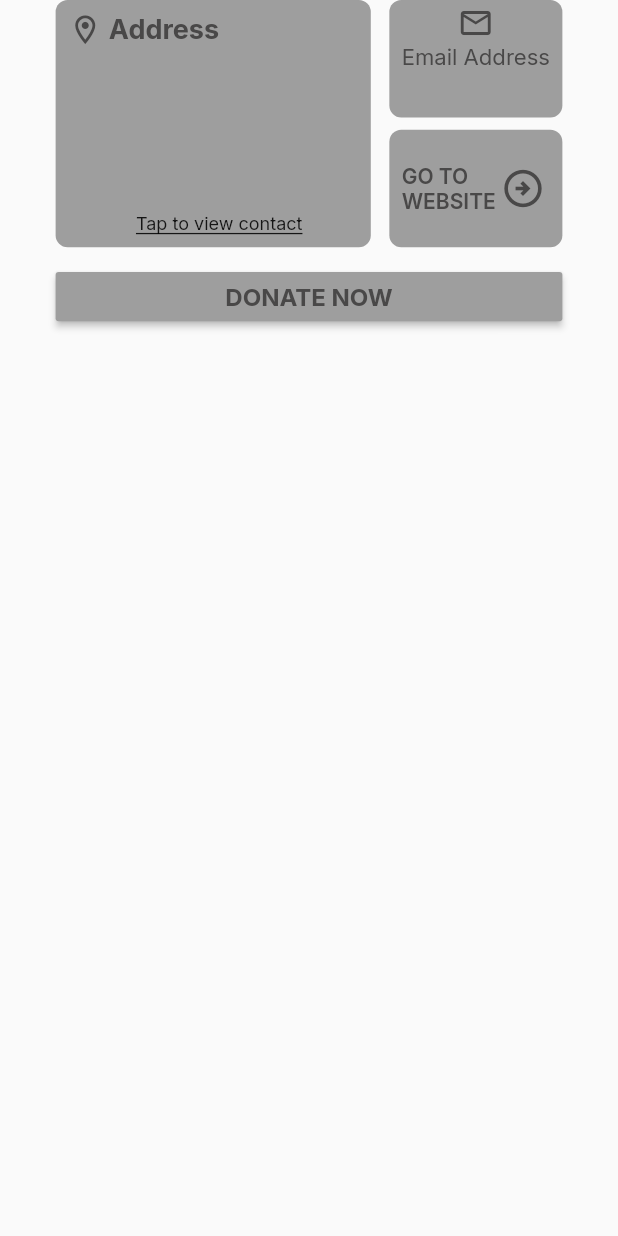
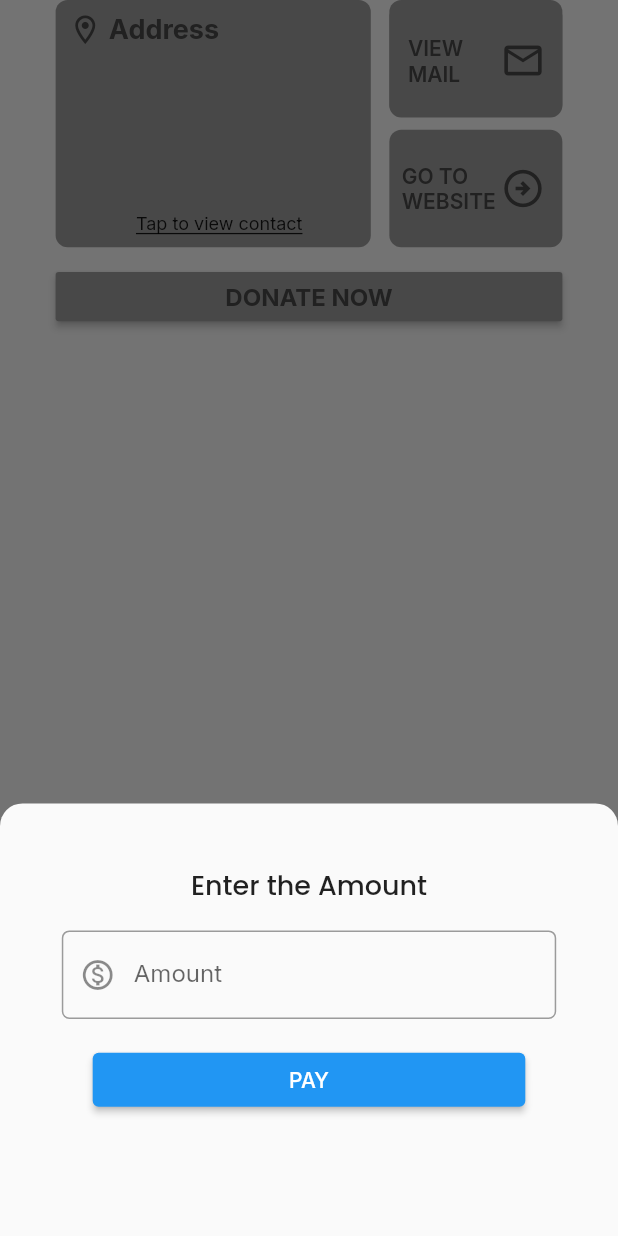
Before and after one commit to Sparsh-R17/Climate-Fintech-App, a Flutter app: the CompanyInfo widget shown alone on an empty page, opened directly with empty values, after a tap on "DONATE NOW", on a phone screen of 412 x 824 dp. Run offline on Flutter 3.47's test engine with Material 2 defaults, Android fonts, the phone set to English and light mode, and no system bars; our stand-ins replace carousel_slider, firebase_auth, firebase_core, flutter_svg, google_fonts, syncfusion_flutter_charts; accounts and stored records are empty; network calls fail.

Commit message:
PaymentBottomSheet Added

```diff
--- a/lib/main.dart
+++ b/lib/main.dart
@@ -4,6 +4,7 @@ import 'package:flutter/services.dart';
 import 'package:google_fonts/google_fonts.dart';
 import 'package:provider/provider.dart';
 
+import 'config/colors.dart';
 import 'providers/disaster_provider.dart';
 
 import '/models/donation.dart';
@@ -48,6 +49,9 @@ class MyApp extends StatelessWidget {
       child: MaterialApp(
         title: 'CFA',
         theme: ThemeData(
+          appBarTheme: const AppBarTheme(
+            backgroundColor: AppColor.iconBrown,
+          ),
           textTheme: GoogleFonts.interTextTheme(
             Theme.of(context).textTheme,
           ),
@@ -61,7 +65,7 @@ class MyApp extends StatelessWidget {
           TabsScreen.routeName: (context) => const TabsScreen(),
           CompanyList.routeName: (context) => const CompanyList(),
           CompanyInfoScreen.routeName: (context) => const CompanyInfoScreen(),
-          PaymentPage.routeName: (context) => PaymentPage(),
+          PaymentPage.routeName: (context) => const PaymentPage(),
         },
       ),
     );
--- a/lib/screens/company_info_screen.dart
+++ b/lib/screens/company_info_screen.dart
@@ -28,6 +28,7 @@ class _CompanyInfoScreenState extends State<CompanyInfoScreen> {
     final pageHeight = MediaQuery.of(context).size.height;
     final pageWidth = MediaQuery.of(context).size.width;
     return Scaffold(
+      resizeToAvoidBottomInset: false,
       backgroundColor: displayedCompaniesDetails![0].color,
       body: SafeArea(
         child: Column(
@@ -41,7 +42,7 @@ class _CompanyInfoScreenState extends State<CompanyInfoScreen> {
                   Navigator.of(context).pop();
                 },
                 color: Colors.white30,
-                textColor: Color.fromARGB(255, 73, 72, 72),
+                textColor: const Color.fromARGB(255, 73, 72, 72),
                 shape: const CircleBorder(),
                 child: const Icon(
                   Icons.close_outlined,
--- a/lib/screens/view_donation_screen.dart
+++ b/lib/screens/view_donation_screen.dart
@@ -42,6 +42,7 @@ class _ViewDonationScreenState extends State<ViewDonationScreen> {
     final donationContainer = Provider.of<DonationProvider>(context);
 
     return Scaffold(
+      resizeToAvoidBottomInset: false,
       appBar: AppBar(
         backgroundColor: AppColor.iconBrown,
         title: const Text('Host Donation'),
--- a/lib/widgets/company_info.dart
+++ b/lib/widgets/company_info.dart
@@ -1,6 +1,6 @@
-// & BackUp Plan
+import 'package:flutter/material.dart';
 
-import 'package:flutter/material.dart';
+import 'payment_bottom_sheet.dart';
 
 class CompanyInfo extends StatefulWidget {
   final Color buttonColor;
@@ -67,38 +67,54 @@ class _CompanyInfoState extends State<CompanyInfo> {
                         SizedBox(
                           height: pageHeight * 0.004,
                         ),
-                        const Icon(
-                          Icons.email_outlined,
-                          color: Color.fromARGB(255, 73, 72, 72),
-                        ),
-                        SizedBox(
-                          height: pageHeight * 0.002,
-                        ),
-                        SizedBox(
-                          width: pageWidth * 0.24,
-                          child: const FittedBox(
-                            fit: BoxFit.fitHeight,
-                            child: Text(
-                              'Email Address',
-                              style: TextStyle(
-                                color: Color.fromARGB(255, 73, 72, 72),
+                        InkWell(
+                          onTap: () {
+                            ScaffoldMessenger.of(context).showSnackBar(
+                              SnackBar(
+                                behavior: SnackBarBehavior.floating,
+                                showCloseIcon: true,
+                                closeIconColor: Colors.white,
+                                content: Text(
+                                  'E-mail :- ${widget.email}',
+                                ),
                               ),
+                            );
+                          },
+                          child: Container(
+                            width: pageWidth * 0.28,
+                            height: pageHeight * 0.09,
+                            decoration: BoxDecoration(
+                              borderRadius: BorderRadius.circular(8),
+                              color: widget.pageColor,
+                            ),
+                            child: Row(
+                              children: [
+                                Container(
+                                  width: pageWidth * 0.16,
+                                  padding: EdgeInsets.only(
+                                    left: pageWidth * 0.01,
+                                  ),
+                                  margin:
+                                      EdgeInsets.only(left: pageWidth * 0.02),
+                                  child: const Text(
+                                    'VIEW MAIL',
+                                    style: TextStyle(
+                                      color: Color.fromARGB(255, 73, 72, 72),
+                                      fontWeight: FontWeight.w600,
+                                    ),
+                                  ),
+                                ),
+                                const Icon(
+                                  Icons.mail_outline,
+                                  color: Color.fromARGB(255, 73, 72, 72),
+                                  size: 30,
+                                ),
+                              ],
                             ),
                           ),
                         ),
                         SizedBox(
                           height: pageHeight * 0.001,
-                        ),
-                        SizedBox(
-                          width: pageWidth * 0.20,
-                          child: FittedBox(
-                            fit: BoxFit.fitHeight,
-                            child: Text(
-                              widget.email,
-                              style: const TextStyle(
-                                  color: Color.fromARGB(255, 73, 72, 72)),
-                            ),
-                          ),
                         ),
                       ],
                     ),
@@ -148,7 +164,21 @@ class _CompanyInfoState extends State<CompanyInfo> {
             width: pageWidth * 0.82,
             height: pageHeight * 0.04,
             child: MaterialButton(
-              onPressed: () {},
+              onPressed: () {
+                showModalBottomSheet(
+                  shape: const RoundedRectangleBorder(
+                    borderRadius: BorderRadius.only(
+                      topLeft: Radius.circular(15),
+                      topRight: Radius.circular(15),
+                    ),
+                  ),
+                  enableDrag: true,
+                  context: context,
+                  builder: (context) {
+                    return const AmountBottomSheet();
+                  },
+                );
+              },
               color: widget.buttonColor,
               textColor: const Color.fromARGB(255, 73, 72, 72),
               child: const Text(
--- /dev/null
+++ b/lib/widgets/payment_bottom_sheet.dart
@@ -0,0 +1,79 @@
+import 'package:flutter/material.dart';
+import 'package:google_fonts/google_fonts.dart';
+
+import '../screens/payment.dart';
+
+class AmountBottomSheet extends StatelessWidget {
+  const AmountBottomSheet({
+    super.key,
+  });
+
+  @override
+  Widget build(BuildContext context) {
+    final amtController = TextEditingController();
+    return SingleChildScrollView(
+      physics: const NeverScrollableScrollPhysics(),
+      child: Container(
+        margin:
+            EdgeInsets.only(bottom: MediaQuery.of(context).viewInsets.bottom),
+        height: MediaQuery.of(context).size.height * 0.35,
+        child: Column(
+          children: [
+            SizedBox(
+              height: MediaQuery.of(context).size.height * 0.05,
+            ),
+            Text(
+              'Enter the Amount',
+              style: GoogleFonts.poppins(
+                fontSize: 18,
+                fontWeight: FontWeight.w500,
+              ),
+            ),
+            Padding(
+              padding: EdgeInsets.symmetric(
+                vertical: MediaQuery.of(context).size.height * 0.02,
+                horizontal: MediaQuery.of(context).size.width * 0.1,
+              ),
+              child: TextField(
+                keyboardType: TextInputType.number,
+                controller: amtController,
+                decoration: InputDecoration(
+                  hintText: 'Enter the Amount',
+                  focusedBorder: OutlineInputBorder(
+                    borderSide: const BorderSide(
+                      color: Colors.blue,
+                    ),
+                    borderRadius: BorderRadius.circular(5),
+                  ),
+                  prefixIcon: const Icon(
+                    Icons.monetization_on_outlined,
+                  ),
+                  label: const Text('Amount'),
+                  border: OutlineInputBorder(
+                    borderRadius: BorderRadius.circular(5),
+                  ),
+                ),
+              ),
+            ),
+            const Spacer(),
+            Container(
+              margin: EdgeInsets.only(
+                bottom: MediaQuery.of(context).size.height * 0.1,
+              ),
+              width: MediaQuery.of(context).size.width * 0.7,
+              child: ElevatedButton(
+                onPressed: () {
+                  Navigator.of(context).pushReplacementNamed(
+                    PaymentPage.routeName,
+                    arguments: amtController.text,
+                  );
+                },
+                child: const Text('PAY'),
+              ),
+            ),
+          ],
+        ),
+      ),
+    );
+  }
+}
```
Also changed, not shown: lib/screens/payment.dart (+8 -5 lines), lib/widgets/view_donation.dart (+14 -3 lines).
